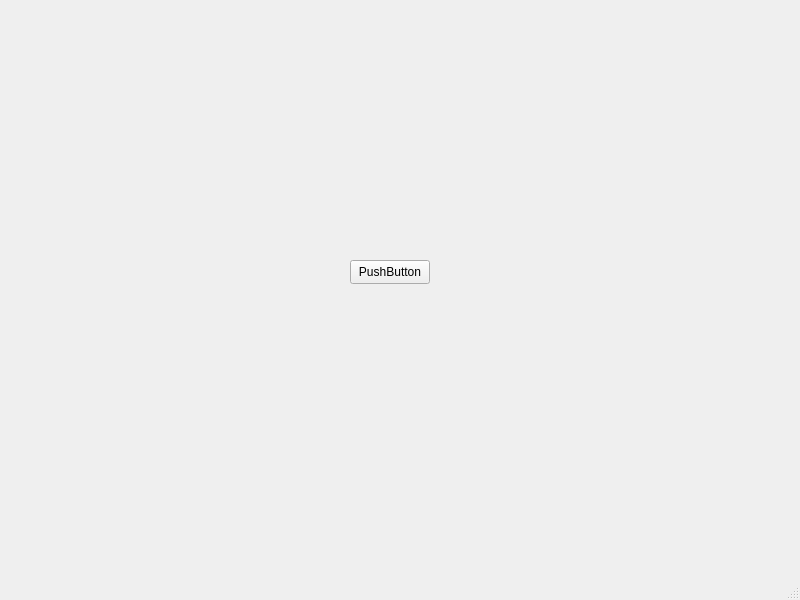
Old version of the form cpp/Accounting/login.ui in the repository Abbas2026/Accounting.
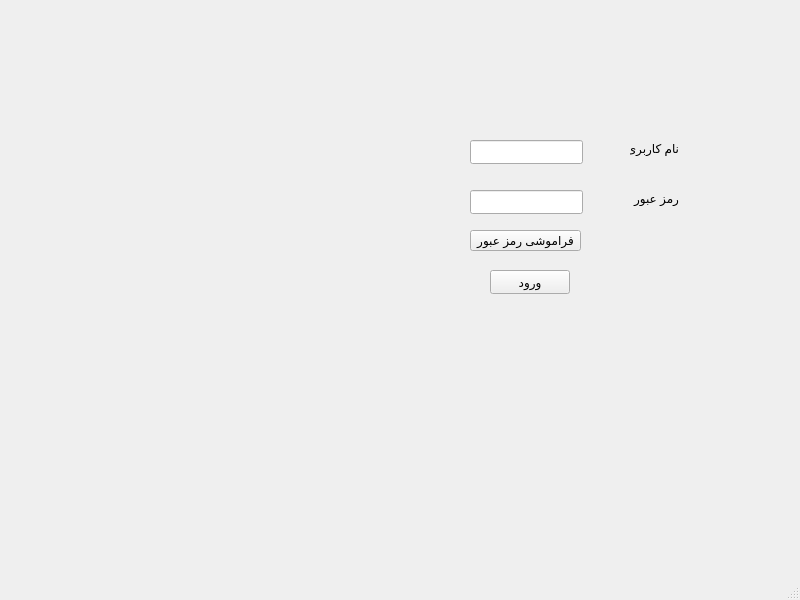
New version of the form.

Commit message: Implementing a login page and adding a user

Diff of the .ui file:
```diff
--- a/cpp/Accounting/login.ui
+++ b/cpp/Accounting/login.ui
@@ -17,14 +17,73 @@
    <widget class="QPushButton" name="pushButton">
     <property name="geometry">
      <rect>
-      <x>350</x>
-      <y>260</y>
+      <x>490</x>
+      <y>270</y>
       <width>80</width>
       <height>24</height>
      </rect>
     </property>
     <property name="text">
-     <string>PushButton</string>
+     <string>ورود</string>
+    </property>
+   </widget>
+   <widget class="QLineEdit" name="lineEdit_username">
+    <property name="geometry">
+     <rect>
+      <x>470</x>
+      <y>140</y>
+      <width>113</width>
+      <height>24</height>
+     </rect>
+    </property>
+   </widget>
+   <widget class="QLineEdit" name="lineEdit_password">
+    <property name="geometry">
+     <rect>
+      <x>470</x>
+      <y>190</y>
+      <width>113</width>
+      <height>24</height>
+     </rect>
+    </property>
+   </widget>
+   <widget class="QLabel" name="label">
+    <property name="geometry">
+     <rect>
+      <x>630</x>
+      <y>140</y>
+      <width>49</width>
+      <height>16</height>
+     </rect>
+    </property>
+    <property name="text">
+     <string>نام کاربری</string>
+    </property>
+   </widget>
+   <widget class="QLabel" name="label_2">
+    <property name="geometry">
+     <rect>
+      <x>630</x>
+      <y>190</y>
+      <width>49</width>
+      <height>16</height>
+     </rect>
+    </property>
+    <property name="text">
+     <string>رمز عبور</string>
+    </property>
+   </widget>
+   <widget class="QPushButton" name="pushButton_Forget">
+    <property name="geometry">
+     <rect>
+      <x>470</x>
+      <y>230</y>
+      <width>111</width>
+      <height>21</height>
+     </rect>
+    </property>
+    <property name="text">
+     <string>فراموشی رمز عبور</string>
     </property>
    </widget>
   </widget>
```
Left out of the diff: 2 changed lines with no effect on the pictures. The commit also changes 34 other files.
